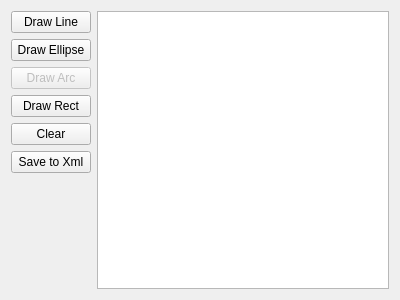
Before: the Qt Designer form unreal/trunk/qrgui/mainwindow/shapeEdit/shapeEdit.ui in qreal/qreal, drawn with Qt 5.
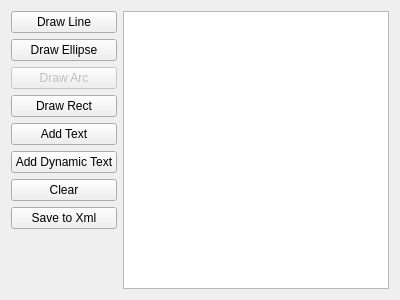
After: the same form once the commit is applied.

Commit message: add text for shape editor

Patch:
```diff
--- a/unreal/trunk/qrgui/mainwindow/shapeEdit/shapeEdit.ui
+++ b/unreal/trunk/qrgui/mainwindow/shapeEdit/shapeEdit.ui
@@ -21,7 +21,7 @@
      </property>
     </widget>
    </item>
-   <item row="0" column="1" rowspan="8">
+   <item row="0" column="1" rowspan="9">
     <widget class="QGraphicsView" name="graphicsView"/>
    </item>
    <item row="1" column="0">
@@ -41,20 +41,6 @@
      </property>
     </widget>
    </item>
-   <item row="5" column="0">
-    <widget class="QPushButton" name="saveButton">
-     <property name="text">
-      <string>Save to Xml</string>
-     </property>
-    </widget>
-   </item>
-   <item row="4" column="0">
-    <widget class="QPushButton" name="clearButton">
-     <property name="text">
-      <string>Clear</string>
-     </property>
-    </widget>
-   </item>
    <item row="3" column="0">
     <widget class="QPushButton" name="drawRectButton">
      <property name="text">
@@ -62,6 +48,34 @@
      </property>
     </widget>
    </item>
+   <item row="4" column="0">
+    <widget class="QPushButton" name="addTextButton">
+     <property name="text">
+      <string>Add Text</string>
+     </property>
+    </widget>
+   </item>
+   <item row="5" column="0">
+    <widget class="QPushButton" name="addDynamicTextButton">
+     <property name="text">
+      <string>Add Dynamic Text</string>
+     </property>
+    </widget>
+   </item>
+   <item row="6" column="0">
+    <widget class="QPushButton" name="clearButton">
+     <property name="text">
+      <string>Clear</string>
+     </property>
+    </widget>
+   </item>
+   <item row="7" column="0">
+    <widget class="QPushButton" name="saveButton">
+     <property name="text">
+      <string>Save to Xml</string>
+     </property>
+    </widget>
+   </item>
   </layout>
  </widget>
  <resources/>
```
The commit also changes 10 other files.
